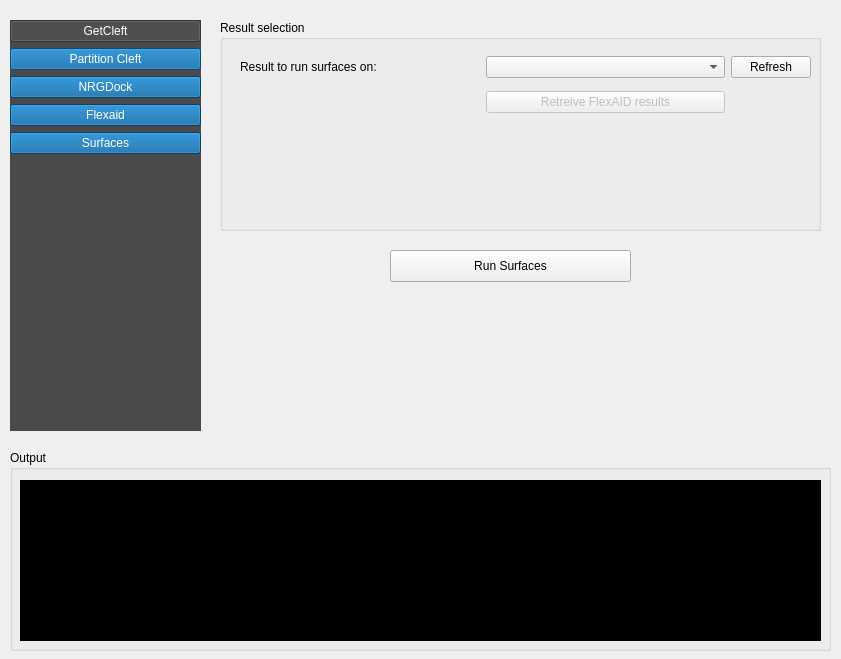
The window that nrgdock_widget.ui (ThomasDesc/NRG_plugin) describes before a commit, drawn with Qt 5.
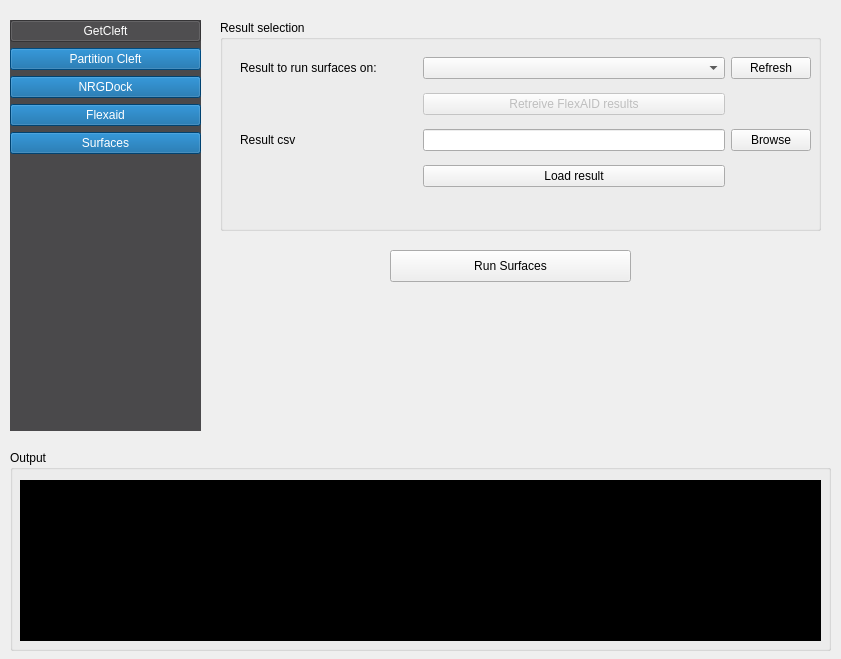
The same window after the commit. The open tabs and pages were chosen to show the change.

```diff
--- a/nrgdock_widget.ui
+++ b/nrgdock_widget.ui
@@ -1612,10 +1612,34 @@
         <x>20</x>
         <y>29</y>
         <width>571</width>
-        <height>72</height>
+        <height>147</height>
        </rect>
       </property>
       <layout class="QGridLayout" name="gridLayout_13">
+       <item row="1" column="2">
+        <widget class="QPushButton" name="surfaces_retreive_flexaid_result">
+         <property name="enabled">
+          <bool>false</bool>
+         </property>
+         <property name="text">
+          <string>Retreive FlexAID results</string>
+         </property>
+        </widget>
+       </item>
+       <item row="3" column="2">
+        <widget class="QPushButton" name="surfaces_load_result_button">
+         <property name="text">
+          <string>Load result</string>
+         </property>
+        </widget>
+       </item>
+       <item row="2" column="0">
+        <widget class="QLabel" name="label_9">
+         <property name="text">
+          <string>Result csv</string>
+         </property>
+        </widget>
+       </item>
        <item row="0" column="0">
         <widget class="QLabel" name="label_3">
          <property name="text">
@@ -1623,7 +1647,7 @@
          </property>
         </widget>
        </item>
-       <item row="0" column="2">
+       <item row="0" column="3">
         <widget class="QPushButton" name="surfaces_refresh_button">
          <property name="sizePolicy">
           <sizepolicy hsizetype="Maximum" vsizetype="Fixed">
@@ -1636,7 +1660,17 @@
          </property>
         </widget>
        </item>
-       <item row="0" column="1">
+       <item row="2" column="2">
+        <widget class="QLineEdit" name="surfaces_load_result_text"/>
+       </item>
+       <item row="2" column="3">
+        <widget class="QPushButton" name="surfaces_result_browse_button">
+         <property name="text">
+          <string>Browse</string>
+         </property>
+        </widget>
+       </item>
+       <item row="0" column="2">
         <widget class="QComboBox" name="surface_select_result">
          <property name="sizePolicy">
           <sizepolicy hsizetype="Minimum" vsizetype="Fixed">
@@ -1652,15 +1686,21 @@
          </property>
         </widget>
        </item>
-       <item row="1" column="1">
-        <widget class="QPushButton" name="surfaces_retreive_flexaid_result">
-         <property name="enabled">
-          <bool>false</bool>
+       <item row="2" column="1">
+        <spacer name="horizontalSpacer_7">
+         <property name="orientation">
+          <enum>Qt::Horizontal</enum>
          </property>
-         <property name="text">
-          <string>Retreive FlexAID results</string>
+         <property name="sizeType">
+          <enum>QSizePolicy::Preferred</enum>
          </property>
-        </widget>
+         <property name="sizeHint" stdset="0">
+          <size>
+           <width>40</width>
+           <height>20</height>
+          </size>
+         </property>
+        </spacer>
        </item>
       </layout>
      </widget>
```
Left out of the diff: 6 changed lines with no effect on the pictures.
